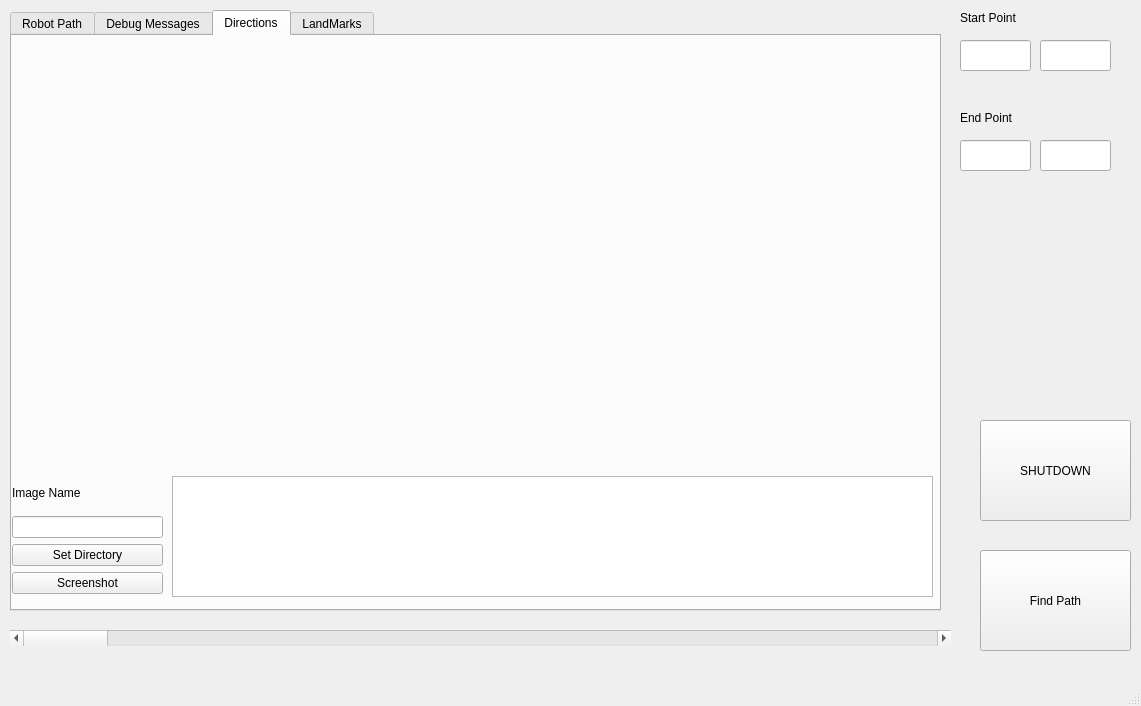
First picture: the form in ui/mainwindow.ui, repository denis-draca/capstone, before the edit.
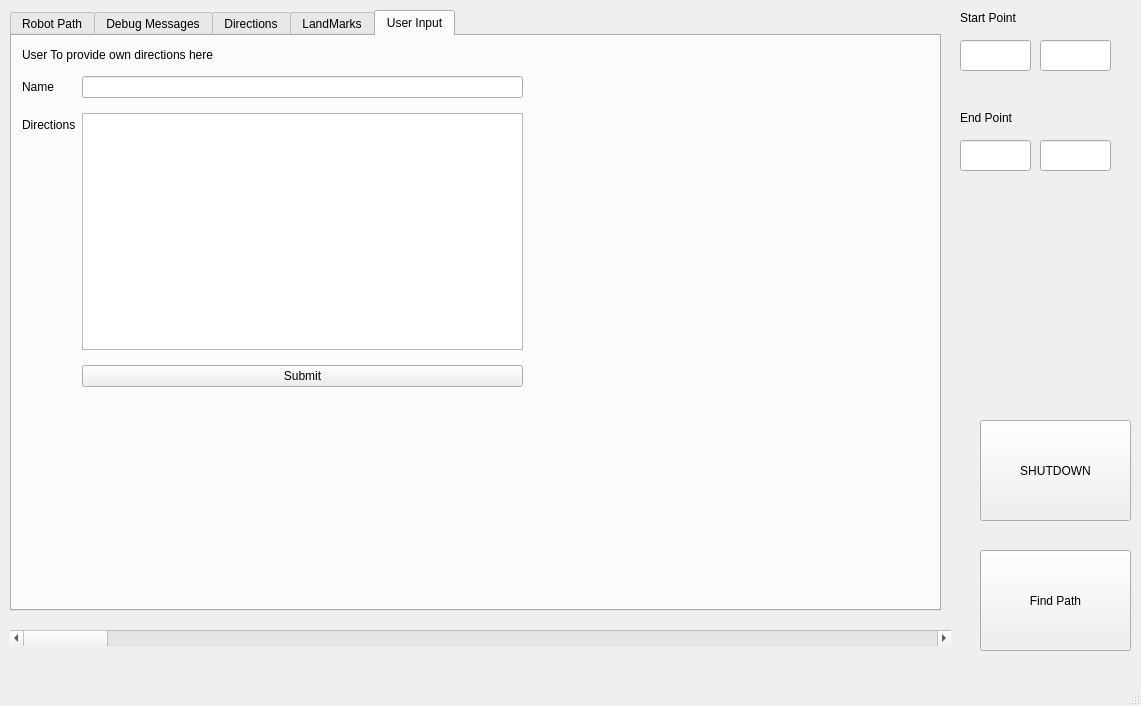
Second picture: the form after the edit.

Commit message: added user feedback into the gui, allowing me to save the specifics of their state when they made their directions

```diff
--- a/ui/mainwindow.ui
+++ b/ui/mainwindow.ui
@@ -116,7 +116,7 @@
      </rect>
     </property>
     <property name="currentIndex">
-     <number>2</number>
+     <number>4</number>
     </property>
     <widget class="QWidget" name="tab">
      <attribute name="title">
@@ -360,6 +360,82 @@
       </layout>
      </widget>
     </widget>
+    <widget class="QWidget" name="Userinput">
+     <attribute name="title">
+      <string>User Input</string>
+     </attribute>
+     <widget class="QLabel" name="label_8">
+      <property name="geometry">
+       <rect>
+        <x>10</x>
+        <y>10</y>
+        <width>261</width>
+        <height>17</height>
+       </rect>
+      </property>
+      <property name="text">
+       <string>User To provide own directions here</string>
+      </property>
+     </widget>
+     <widget class="QWidget" name="formLayoutWidget">
+      <property name="geometry">
+       <rect>
+        <x>10</x>
+        <y>40</y>
+        <width>501</width>
+        <height>311</height>
+       </rect>
+      </property>
+      <layout class="QFormLayout" name="formLayout">
+       <property name="fieldGrowthPolicy">
+        <enum>QFormLayout::AllNonFixedFieldsGrow</enum>
+       </property>
+       <property name="verticalSpacing">
+        <number>15</number>
+       </property>
+       <item row="0" column="0">
+        <widget class="QLabel" name="label_10">
+         <property name="text">
+          <string>Name</string>
+         </property>
+        </widget>
+       </item>
+       <item row="0" column="1">
+        <widget class="QLineEdit" name="in_user_name"/>
+       </item>
+       <item row="1" column="0">
+        <widget class="QLabel" name="label_9">
+         <property name="text">
+          <string>Directions</string>
+         </property>
+        </widget>
+       </item>
+       <item row="1" column="1">
+        <widget class="QTextEdit" name="in_user_direction"/>
+       </item>
+       <item row="2" column="1">
+        <widget class="QPushButton" name="bu_user_submit">
+         <property name="text">
+          <string>Submit</string>
+         </property>
+        </widget>
+       </item>
+      </layout>
+     </widget>
+     <widget class="QLabel" name="img_user_input">
+      <property name="geometry">
+       <rect>
+        <x>16</x>
+        <y>366</y>
+        <width>491</width>
+        <height>191</height>
+       </rect>
+      </property>
+      <property name="text">
+       <string/>
+      </property>
+     </widget>
+    </widget>
    </widget>
    <widget class="QPushButton" name="bu_shutdown">
     <property name="geometry">
```
Left out of the diff: 8 changed lines with no effect on the pictures. The commit also changes 17 other files.
